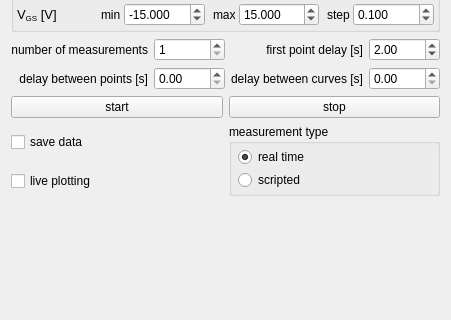
Before: the Qt Designer form experiments/transistor_transfer.ui in dean-nanomol/nanomol, drawn with Qt 5; both pictures show x 0 to 451 and y 223 to 543 of the 451 by 744 pixel window.
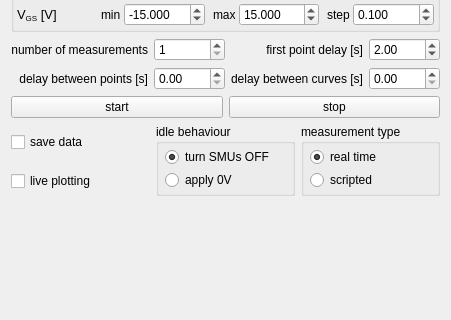
After: the same form once the commit is applied.

Commit message: add option to idle at 0V

```diff
--- a/experiments/transistor_transfer.ui
+++ b/experiments/transistor_transfer.ui
@@ -6,7 +6,7 @@
    <rect>
     <x>0</x>
     <y>0</y>
-    <width>404</width>
+    <width>441</width>
     <height>744</height>
    </rect>
   </property>
@@ -680,24 +680,7 @@
    </item>
    <item>
     <layout class="QGridLayout" name="gridLayout_2">
-     <item row="0" column="0">
-      <widget class="QCheckBox" name="save_data_checkBox">
-       <property name="text">
-        <string>save data</string>
-       </property>
-      </widget>
-     </item>
-     <item row="1" column="0">
-      <widget class="QCheckBox" name="live_plotting_checkBox">
-       <property name="layoutDirection">
-        <enum>Qt::LeftToRight</enum>
-       </property>
-       <property name="text">
-        <string>live plotting</string>
-       </property>
-      </widget>
-     </item>
-     <item row="0" column="1" rowspan="2">
+     <item row="0" column="2" rowspan="2">
       <widget class="QGroupBox" name="groupBox_6">
        <property name="title">
         <string>measurement type</string>
@@ -738,6 +721,64 @@
        </layout>
       </widget>
      </item>
+     <item row="1" column="0">
+      <widget class="QCheckBox" name="live_plotting_checkBox">
+       <property name="layoutDirection">
+        <enum>Qt::LeftToRight</enum>
+       </property>
+       <property name="text">
+        <string>live plotting</string>
+       </property>
+      </widget>
+     </item>
+     <item row="0" column="0">
+      <widget class="QCheckBox" name="save_data_checkBox">
+       <property name="text">
+        <string>save data</string>
+       </property>
+      </widget>
+     </item>
+     <item row="0" column="1" rowspan="2">
+      <widget class="QGroupBox" name="groupBox_7">
+       <property name="title">
+        <string>idle behaviour</string>
+       </property>
+       <layout class="QVBoxLayout" name="verticalLayout_3">
+        <property name="spacing">
+         <number>3</number>
+        </property>
+        <property name="leftMargin">
+         <number>6</number>
+        </property>
+        <property name="topMargin">
+         <number>3</number>
+        </property>
+        <property name="rightMargin">
+         <number>6</number>
+        </property>
+        <property name="bottomMargin">
+         <number>3</number>
+        </property>
+        <item>
+         <widget class="QRadioButton" name="idle_smu_off_radioButton">
+          <property name="text">
+           <string>turn SMUs OFF</string>
+          </property>
+          <property name="checked">
+           <bool>true</bool>
+          </property>
+         </widget>
+        </item>
+        <item>
+         <widget class="QRadioButton" name="idle_0V_radioButton">
+          <property name="text">
+           <string>apply 0V</string>
+          </property>
+         </widget>
+        </item>
+       </layout>
+      </widget>
+     </item>
     </layout>
    </item>
    <item>
```
The commit also changes 1 other file.
